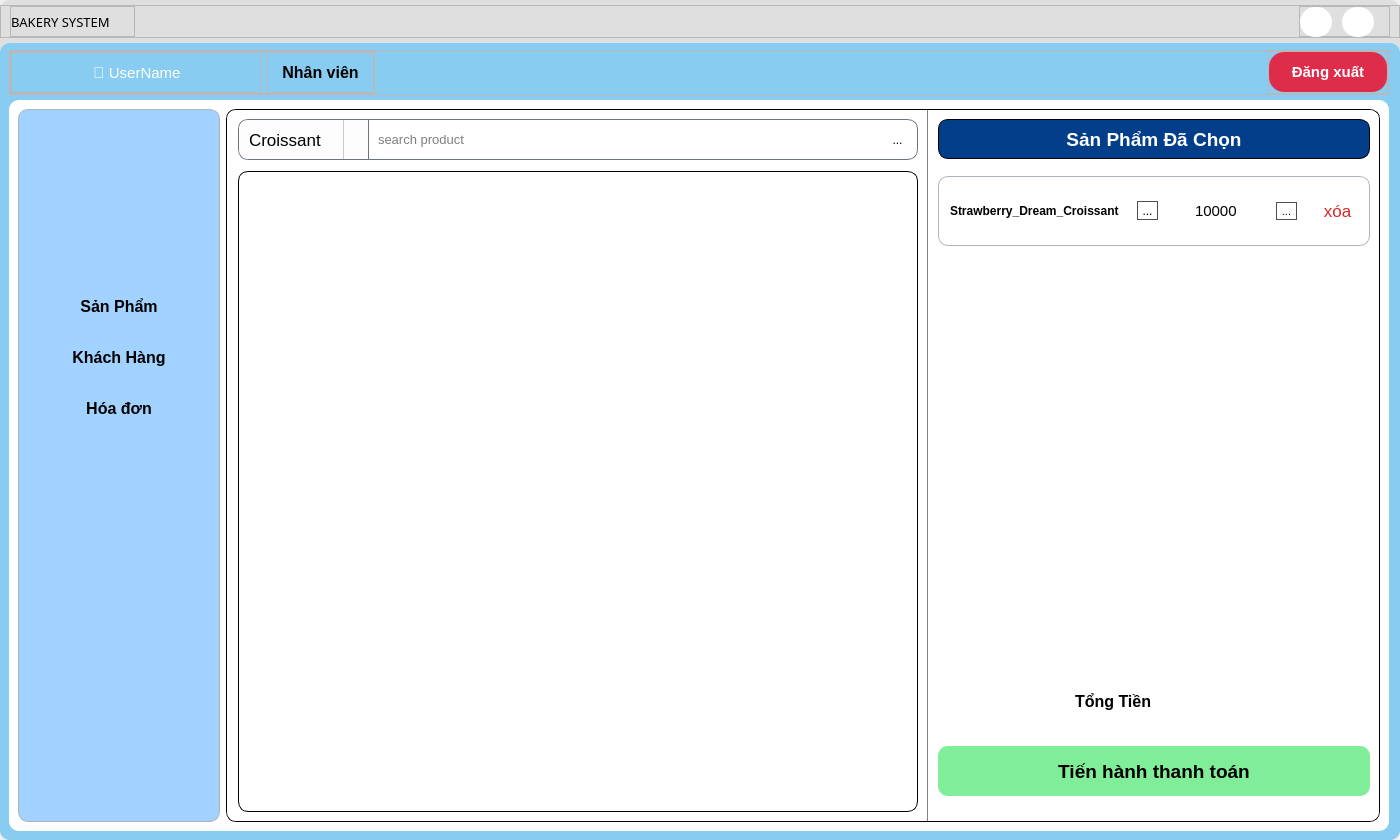
Above: UI/forms/employee/employee_main_screen.ui from yuukun123/bakery-management-system before the change. Below: the same form after it.
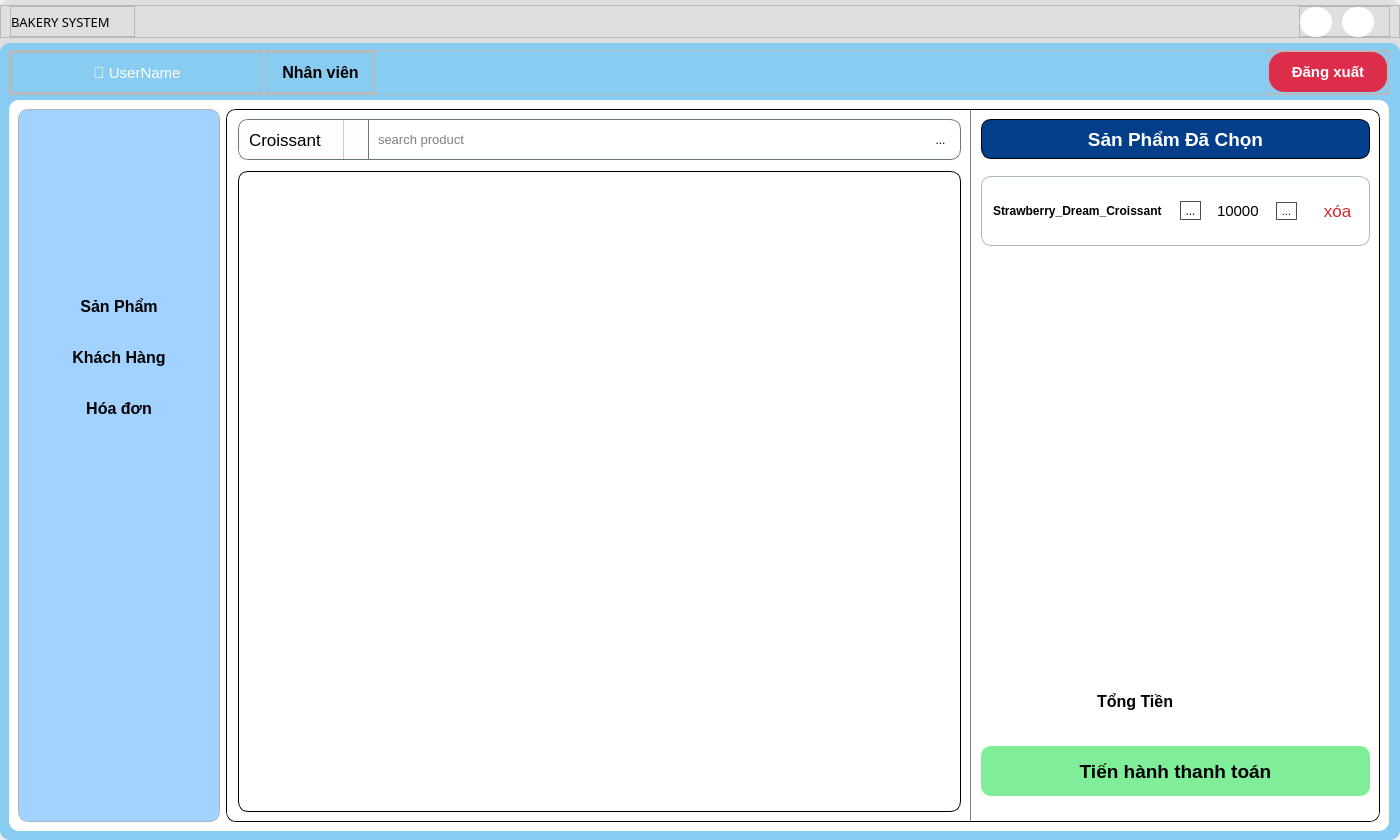
That is the form after the change. Icons and pictures are not drawn.

```diff
--- a/UI/forms/employee/employee_main_screen.ui
+++ b/UI/forms/employee/employee_main_screen.ui
@@ -1291,9 +1291,15 @@
                                </property>
                                <item>
                                 <widget class="QFrame" name="frame_19">
+                                 <property name="sizePolicy">
+                                  <sizepolicy hsizetype="Preferred" vsizetype="Preferred">
+                                   <horstretch>0</horstretch>
+                                   <verstretch>0</verstretch>
+                                  </sizepolicy>
+                                 </property>
                                  <property name="maximumSize">
                                   <size>
-                                   <width>500</width>
+                                   <width>16777215</width>
                                    <height>70</height>
                                   </size>
                                  </property>
@@ -1417,7 +1423,7 @@
                                        </property>
                                        <property name="maximumSize">
                                         <size>
-                                         <width>16777215</width>
+                                         <width>75</width>
                                          <height>50</height>
                                         </size>
                                        </property>
```
